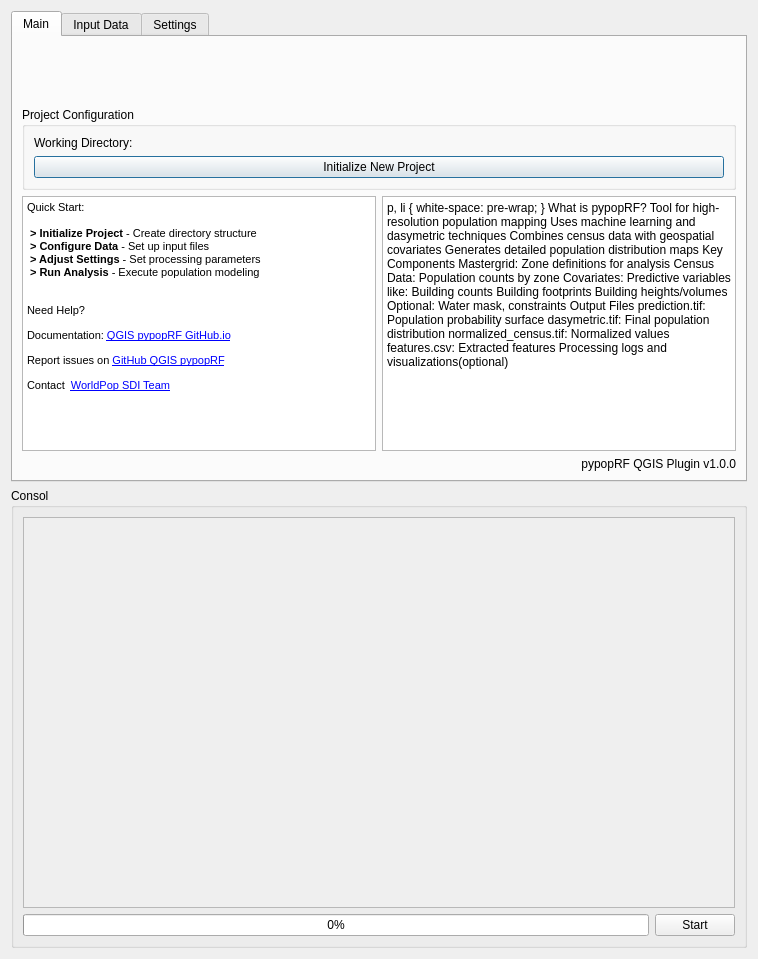
wpgp/QGIS-pypopRF, file qgis_pypoprf_dialog_base.ui: the form before one commit.
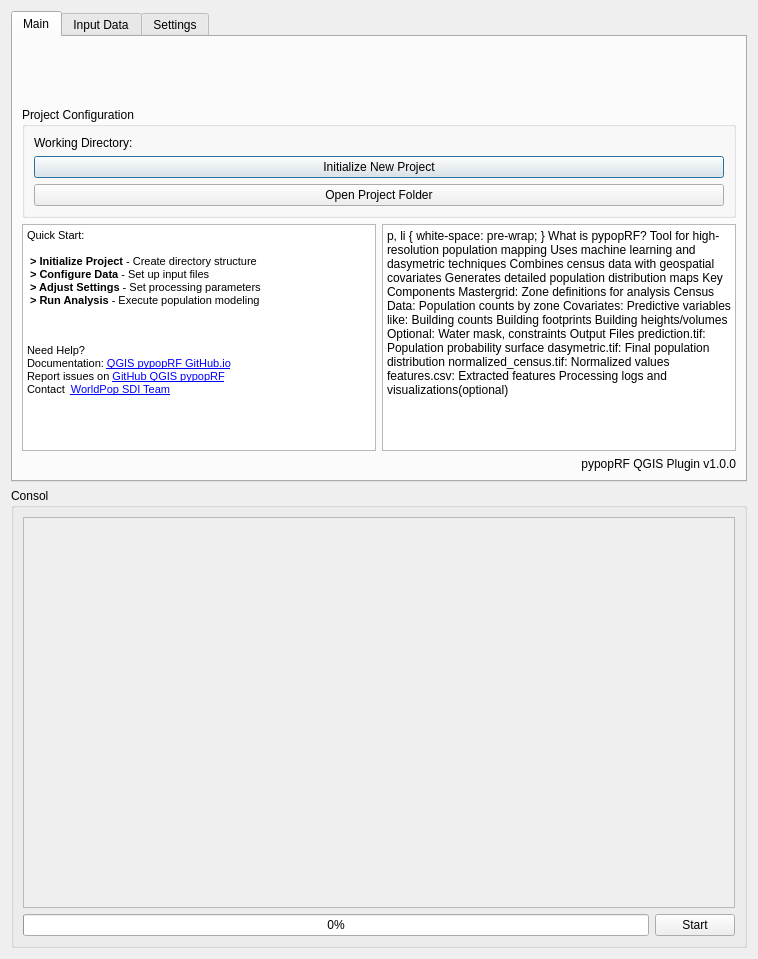
The form after the commit. Icons and pictures are not drawn. Custom widgets are drawn as their Qt base class.

What changed in the file:
```diff
--- a/qgis_pypoprf_dialog_base.ui
+++ b/qgis_pypoprf_dialog_base.ui
@@ -79,6 +79,13 @@
             </property>
            </widget>
           </item>
+          <item row="2" column="0" colspan="2">
+           <widget class="QPushButton" name="openProjectFolder">
+            <property name="text">
+             <string>Open Project Folder</string>
+            </property>
+           </widget>
+          </item>
          </layout>
         </widget>
        </item>
@@ -97,12 +104,12 @@
 &lt;p style=&quot; margin-top:0px; margin-bottom:0px; margin-left:0px; margin-right:0px; -qt-block-indent:0; text-indent:0px;&quot;&gt;&lt;span style=&quot; font-size:8pt; font-weight:600;&quot;&gt; &amp;gt; Configure Data&lt;/span&gt;&lt;span style=&quot; font-size:8pt;&quot;&gt; - Set up input files&lt;/span&gt;&lt;/p&gt;
 &lt;p style=&quot; margin-top:0px; margin-bottom:0px; margin-left:0px; margin-right:0px; -qt-block-indent:0; text-indent:0px;&quot;&gt;&lt;span style=&quot; font-size:8pt; font-weight:600;&quot;&gt; &amp;gt; Adjust Settings&lt;/span&gt;&lt;span style=&quot; font-size:8pt;&quot;&gt; - Set processing parameters&lt;/span&gt;&lt;/p&gt;
 &lt;p style=&quot; margin-top:0px; margin-bottom:0px; margin-left:0px; margin-right:0px; -qt-block-indent:0; text-indent:0px;&quot;&gt;&lt;span style=&quot; font-size:8pt; font-weight:600;&quot;&gt; &amp;gt; Run Analysis&lt;/span&gt;&lt;span style=&quot; font-size:8pt;&quot;&gt; - Execute population modeling&lt;/span&gt;&lt;/p&gt;
-&lt;p style=&quot;-qt-paragraph-type:empty; margin-top:0px; margin-bottom:12px; margin-left:0px; margin-right:0px; -qt-block-indent:0; text-indent:0px; font-size:8pt;&quot;&gt;&lt;br /&gt;&lt;/p&gt;
-&lt;p style=&quot; margin-top:0px; margin-bottom:12px; margin-left:0px; margin-right:0px; -qt-block-indent:0; text-indent:0px;&quot;&gt;&lt;span style=&quot; font-size:8pt;&quot;&gt;Need Help? &lt;/span&gt;&lt;/p&gt;
-&lt;p style=&quot; margin-top:0px; margin-bottom:12px; margin-left:0px; margin-right:0px; -qt-block-indent:0; text-indent:0px;&quot;&gt;&lt;span style=&quot; font-size:8pt;&quot;&gt;Documentation: &lt;/span&gt;&lt;a href=&quot;https://wpgp.github.io/QGIS-pypopRF&quot;&gt;&lt;span style=&quot; font-size:8pt; text-decoration: underline; color:#0000ff;&quot;&gt;QGIS pypopRF GitHub.io&lt;/span&gt;&lt;/a&gt;&lt;/p&gt;
-&lt;p style=&quot; margin-top:12px; margin-bottom:0px; margin-left:0px; margin-right:0px; -qt-block-indent:0; text-indent:0px;&quot;&gt;&lt;span style=&quot; font-size:8pt;&quot;&gt;Report issues on &lt;/span&gt;&lt;a href=&quot;https://github.com/wpgp/QGIS-pypopRF&quot;&gt;&lt;span style=&quot; font-size:8pt; text-decoration: underline; color:#0000ff;&quot;&gt;GitHub QGIS pypopRF&lt;/span&gt;&lt;/a&gt;&lt;/p&gt;
-&lt;p style=&quot; margin-top:12px; margin-bottom:0px; margin-left:0px; margin-right:0px; -qt-block-indent:0; text-indent:0px;&quot;&gt;&lt;span style=&quot; font-size:8pt;&quot;&gt;Contact  &lt;/span&gt;&lt;a href=&quot;https://sdi.worldpop.org/&quot;&gt;&lt;span style=&quot; font-size:8pt; text-decoration: underline; color:#0000ff;&quot;&gt;WorldPop SDI Team&lt;/span&gt;&lt;/a&gt;&lt;/p&gt;
-&lt;p style=&quot;-qt-paragraph-type:empty; margin-top:12px; margin-bottom:0px; margin-left:0px; margin-right:0px; -qt-block-indent:1; text-indent:0px; font-size:8pt; text-decoration: underline; color:#0000ff;&quot;&gt;&lt;br /&gt;&lt;/p&gt;&lt;/body&gt;&lt;/html&gt;</string>
+&lt;p style=&quot;-qt-paragraph-type:empty; margin-top:12px; margin-bottom:0px; margin-left:0px; margin-right:0px; -qt-block-indent:0; text-indent:0px; font-size:8pt;&quot;&gt;&lt;br /&gt;&lt;/p&gt;
+&lt;p style=&quot; margin-top:12px; margin-bottom:0px; margin-left:0px; margin-right:0px; -qt-block-indent:0; text-indent:0px;&quot;&gt;Need Help? &lt;/p&gt;
+&lt;p style=&quot; margin-top:0px; margin-bottom:0px; margin-left:0px; margin-right:0px; -qt-block-indent:0; text-indent:0px;&quot;&gt;Documentation: &lt;a href=&quot;https://wpgp.github.io/QGIS-pypopRF/&quot;&gt;&lt;span style=&quot; font-size:8pt; text-decoration: underline; color:#0000ff;&quot;&gt;QGIS pypopRF GitHub.io&lt;/span&gt;&lt;/a&gt;&lt;/p&gt;
+&lt;p style=&quot; margin-top:0px; margin-bottom:0px; margin-left:0px; margin-right:0px; -qt-block-indent:0; text-indent:0px;&quot;&gt;Report issues on &lt;a href=&quot;https://github.com/wpgp/QGIS-pypopRF/issues&quot;&gt;&lt;span style=&quot; font-size:8pt; text-decoration: underline; color:#0000ff;&quot;&gt;GitHub QGIS pypopRF&lt;/span&gt;&lt;/a&gt;&lt;/p&gt;
+&lt;p style=&quot; margin-top:0px; margin-bottom:0px; margin-left:0px; margin-right:0px; -qt-block-indent:0; text-indent:0px;&quot;&gt;Contact  &lt;a href=&quot;https://sdi.worldpop.org/&quot;&gt;&lt;span style=&quot; font-size:8pt; text-decoration: underline; color:#0000ff;&quot;&gt;WorldPop SDI Team&lt;/span&gt;&lt;/a&gt;&lt;/p&gt;
+&lt;p style=&quot;-qt-paragraph-type:empty; margin-top:0px; margin-bottom:0px; margin-left:0px; margin-right:0px; -qt-block-indent:0; text-indent:0px;&quot;&gt;&lt;br /&gt;&lt;/p&gt;&lt;/body&gt;&lt;/html&gt;</string>
            </property>
           </widget>
          </item>
```
Left out of the diff: 5 changed lines with no effect on the pictures.
